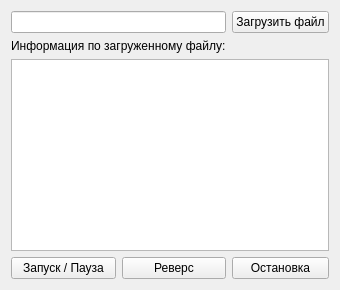
Old version of the form Widgets/CommandControllerWidget.ui in the repository AlexanderMokhov/AR-600Controller.
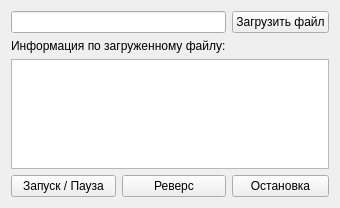
New version of the form.

Diff of the .ui file:
```diff
--- a/Widgets/CommandControllerWidget.ui
+++ b/Widgets/CommandControllerWidget.ui
@@ -7,7 +7,7 @@
     <x>0</x>
     <y>0</y>
     <width>308</width>
-    <height>183</height>
+    <height>208</height>
    </rect>
   </property>
   <property name="windowTitle">
@@ -55,7 +55,7 @@
         <bool>true</bool>
        </property>
        <property name="sizePolicy">
-        <sizepolicy hsizetype="Minimum" vsizetype="Fixed">
+        <sizepolicy hsizetype="Minimum" vsizetype="Preferred">
          <horstretch>0</horstretch>
          <verstretch>0</verstretch>
         </sizepolicy>
```
